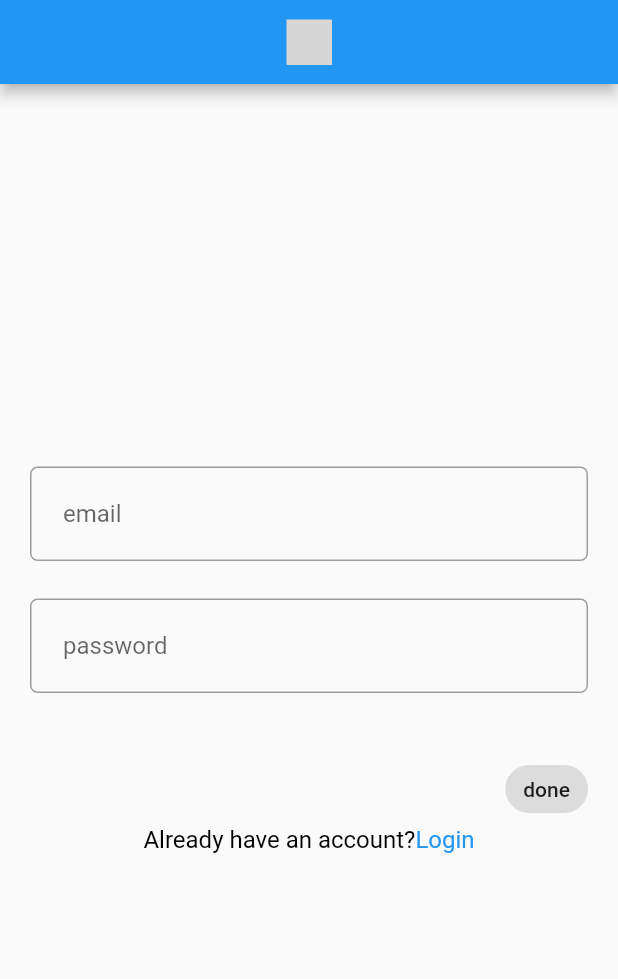
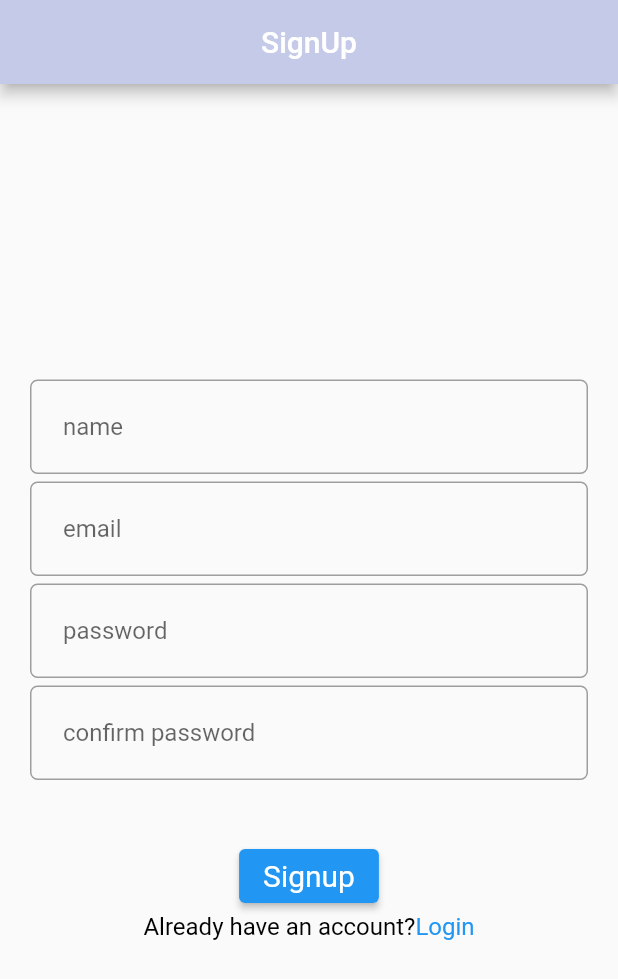
Before and after one commit to schedule-board/app, a Flutter app: the screen it shows after launch, on a phone screen of 412 x 824 dp. Shown: the top 979 px of the screen. Run offline on Flutter 3.47's test engine with Material 2 defaults, Android fonts, the phone set to English and light mode, and no system bars; our stand-ins replace percent_indicator; grey boxes are pictures that could not be loaded.

Commit message:
login and sign up page

```diff
--- a/lib/login_view.dart
+++ b/lib/login_view.dart
@@ -50,14 +50,32 @@ class _LoginViewState extends State<LoginView> {
               hintText: 'password',
             ),
             const SizedBox(
-              height: 40,
+              height: 5,
+            ),
+            Align(
+              alignment: Alignment.topRight,
+              child: RichText(
+                text: TextSpan(
+                  children: [
+                    TextSpan(
+                      text: 'forgot your Password?',
+                      style: const TextStyle(color: Colors.greenAccent),
+                      recognizer: TapGestureRecognizer()..onTap = () {},
+                    ),
+                  ],
+                ),
+              ),
+            ),
+
+            const SizedBox(
+              height: 30,
             ),
             //textfield2
 
             Align(
-              alignment: Alignment.topRight,
-              child: RoundedSmallButton(
-                label: "done",
+              alignment: Alignment.center,
+              child: RoundedButton(
+                label: "Login",
                 onTap: () {},
               ),
             ),
@@ -94,23 +112,31 @@ class _LoginViewState extends State<LoginView> {
   }
 }
 
-class RoundedSmallButton extends StatelessWidget {
+class RoundedButton extends StatelessWidget {
   final String label;
   final VoidCallback onTap;
-  const RoundedSmallButton({Key? key, required this.label, required this.onTap})
-      : super(key: key);
+  final ButtonStyle style = ElevatedButton.styleFrom(
+      textStyle: const TextStyle(fontSize: 20, color: Colors.black12));
+
+  RoundedButton({
+    Key? key,
+    required this.label,
+    required this.onTap,
+  }) : super(key: key);
 
   @override
   Widget build(BuildContext context) {
-    return Chip(
-      label: Text(label),
+    return ElevatedButton(
+      style: style,
+      onPressed: () {},
+      child: Text(label),
     );
   }
 }
 
 class AuthField extends StatelessWidget {
   final TextEditingController controller;
-  final hintText;
+  final String hintText;
   const AuthField({
     Key? key,
     required this.controller,
@@ -138,3 +164,13 @@ class AuthField extends StatelessWidget {
     );
   }
 }
+
+class UIconstants {
+  static AppBar appBar() {
+    return AppBar(
+      title: const Text('Login'),
+      centerTitle: true,
+      backgroundColor: Colors.indigo[100],
+    );
+  }
+}
--- a/lib/signup.dart
+++ b/lib/signup.dart
@@ -1,11 +1,6 @@
+// ignore_for_file: public_member_api_docs, sort_constructors_first
 import 'package:flutter/gestures.dart';
 import 'package:flutter/material.dart';
-import 'package:flutter/widgets.dart';
-import 'package:flutter/material.dart';
-import 'package:flutter/src/widgets/framework.dart';
-import 'package:flutter/src/widgets/placeholder.dart';
-import 'package:flutter/material.dart';
-import 'package:flutter_svg/svg.dart';
 
 import 'login_view.dart';
 
@@ -47,23 +42,33 @@ class _SignUpViewState extends State<SignUpView> {
           padding: const EdgeInsets.symmetric(horizontal: 20),
           child: Column(children: [
             //textfield 1
+            AuthField(controller: (emailController), hintText: 'name'),
+            const SizedBox(
+              height: 5,
+            ),
             AuthField(controller: (emailController), hintText: 'email'),
             const SizedBox(
-              height: 25,
+              height: 5,
             ),
             AuthField(
               controller: passwordController,
               hintText: 'password',
             ),
             const SizedBox(
+              height: 5,
+            ),
+            AuthField(
+              controller: passwordController,
+              hintText: 'confirm password',
+            ),
+            //textfield2
+            const SizedBox(
               height: 40,
             ),
-            //textfield2
-
             Align(
-              alignment: Alignment.topRight,
-              child: RoundedSmallButton(
-                label: "done",
+              alignment: Alignment.center,
+              child: RoundedButton(
+                label: "Signup",
                 onTap: () {},
               ),
             ),
@@ -101,23 +106,31 @@ class _SignUpViewState extends State<SignUpView> {
   }
 }
 
-class RoundedSmallButton extends StatelessWidget {
+class RoundedButton extends StatelessWidget {
   final String label;
   final VoidCallback onTap;
-  const RoundedSmallButton({Key? key, required this.label, required this.onTap})
-      : super(key: key);
+  final ButtonStyle style =
+      ElevatedButton.styleFrom(textStyle: const TextStyle(fontSize: 20));
+
+  RoundedButton({
+    Key? key,
+    required this.label,
+    required this.onTap,
+  }) : super(key: key);
 
   @override
   Widget build(BuildContext context) {
-    return Chip(
-      label: Text(label),
+    return ElevatedButton(
+      style: style,
+      onPressed: () {},
+      child: Text(label),
     );
   }
 }
 
 class AuthField extends StatelessWidget {
   final TextEditingController controller;
-  final hintText;
+  final String hintText;
   const AuthField({
     Key? key,
     required this.controller,
@@ -131,7 +144,7 @@ class AuthField extends StatelessWidget {
       decoration: InputDecoration(
         focusedBorder: OutlineInputBorder(
           borderRadius: BorderRadius.circular(5),
-          borderSide: const BorderSide(color: Colors.grey),
+          borderSide: const BorderSide(color: Colors.black12),
         ),
         contentPadding: const EdgeInsets.all(
           22,
@@ -149,12 +162,9 @@ class AuthField extends StatelessWidget {
 class UIconstants {
   static AppBar appBar() {
     return AppBar(
-      title: SvgPicture.asset(
-        'images/logo.png',
-        color: Colors.amber,
-        height: 30,
-      ),
+      title: const Text('SignUp'),
       centerTitle: true,
+      backgroundColor: Colors.indigo[100],
     );
   }
 }
```
Also changed, not shown: 1 other file.
